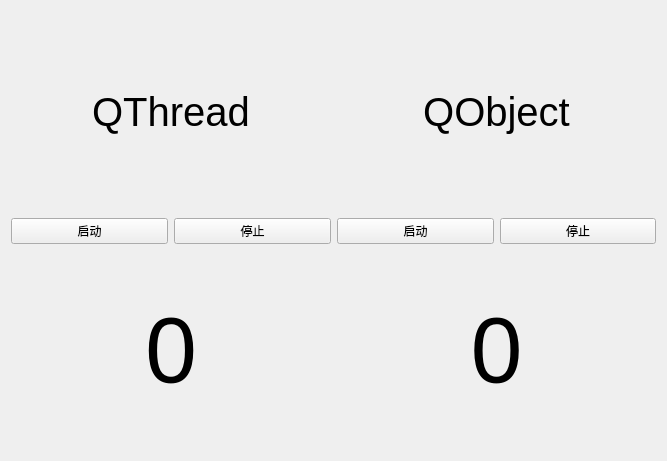
This is QtProjects/QtCustomWidget/QDlgThreadTimer.ui in OrangeCatNinja/Demo as Qt 5 draws it before an edit. The edited form follows.
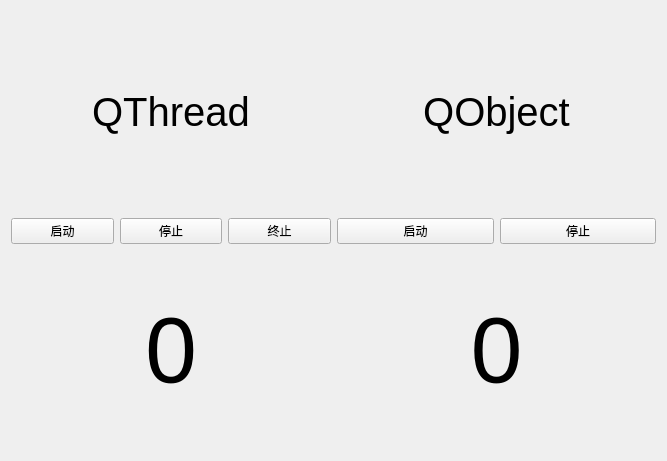
This is the edited form.

Commit message: 线程安全退出

```diff
--- a/QtProjects/QtCustomWidget/QDlgThreadTimer.ui
+++ b/QtProjects/QtCustomWidget/QDlgThreadTimer.ui
@@ -60,6 +60,13 @@
        </property>
       </widget>
      </item>
+     <item>
+      <widget class="QPushButton" name="btnOver">
+       <property name="text">
+        <string>终止</string>
+       </property>
+      </widget>
+     </item>
     </layout>
    </item>
    <item row="1" column="1">
```
The commit also changes 2 other files.
